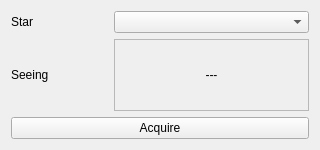
This is gui/widgets/psfAcq/psfAcq.ui in magao-x/MagAOX as Qt 5 draws it before an edit. The edited form follows.
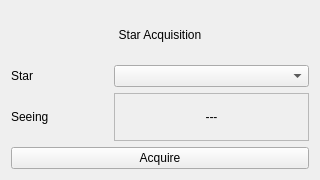
This is the edited form.

The edit to the form file:
```diff
--- a/gui/widgets/psfAcq/psfAcq.ui
+++ b/gui/widgets/psfAcq/psfAcq.ui
@@ -7,31 +7,41 @@
     <x>0</x>
     <y>0</y>
     <width>320</width>
-    <height>150</height>
+    <height>180</height>
    </rect>
   </property>
   <property name="windowTitle">
    <string>PSF Acquisition</string>
   </property>
   <layout class="QGridLayout" name="gridLayout" columnstretch="1,2">
-   <item row="0" column="0">
+   <item row="0" column="0" colspan="2">
+    <widget class="QLabel" name="label_title">
+     <property name="text">
+      <string>Star Acquisition</string>
+     </property>
+     <property name="alignment">
+      <set>Qt::AlignCenter</set>
+     </property>
+    </widget>
+   </item>
+   <item row="1" column="0">
     <widget class="QLabel" name="label_star">
      <property name="text">
       <string>Star</string>
      </property>
     </widget>
    </item>
-   <item row="0" column="1">
+   <item row="1" column="1">
     <widget class="QComboBox" name="combo_star"/>
    </item>
-   <item row="1" column="0">
+   <item row="2" column="0">
     <widget class="QLabel" name="label_seeing">
      <property name="text">
       <string>Seeing</string>
      </property>
     </widget>
    </item>
-   <item row="1" column="1">
+   <item row="2" column="1">
     <widget class="QLabel" name="val_seeing">
      <property name="frameShape">
       <enum>QFrame::StyledPanel</enum>
@@ -44,7 +54,7 @@
      </property>
     </widget>
    </item>
-   <item row="2" column="0" colspan="2">
+   <item row="3" column="0" colspan="2">
     <widget class="QPushButton" name="button_acquire">
      <property name="focusPolicy">
       <enum>Qt::NoFocus</enum>
```
